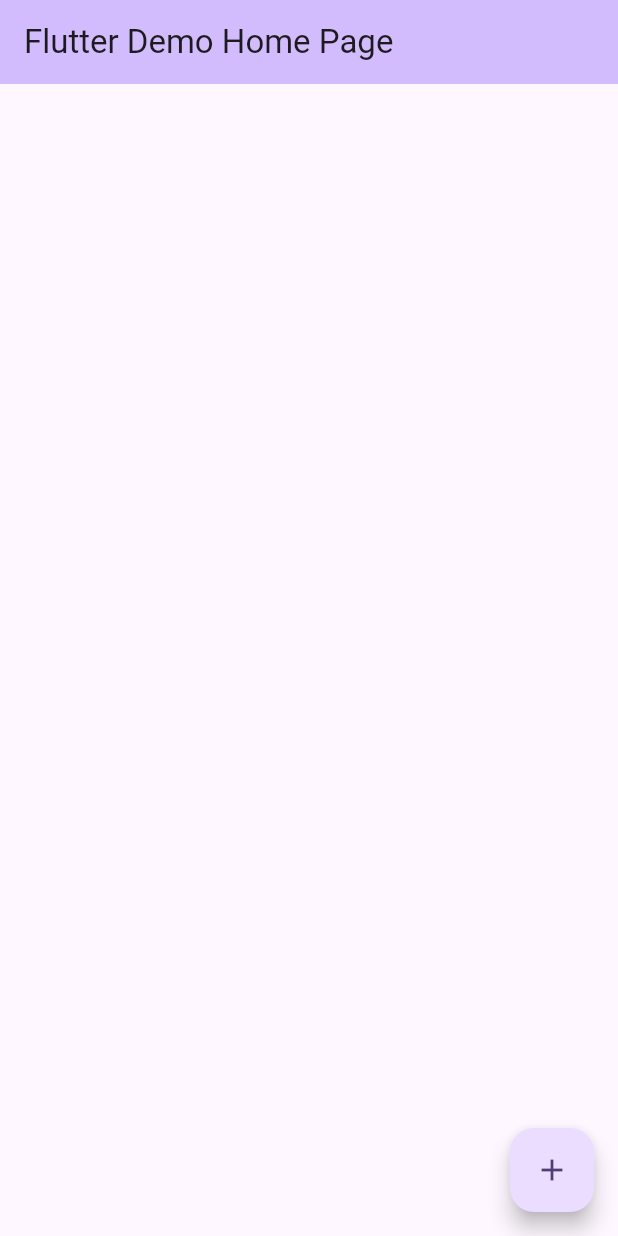
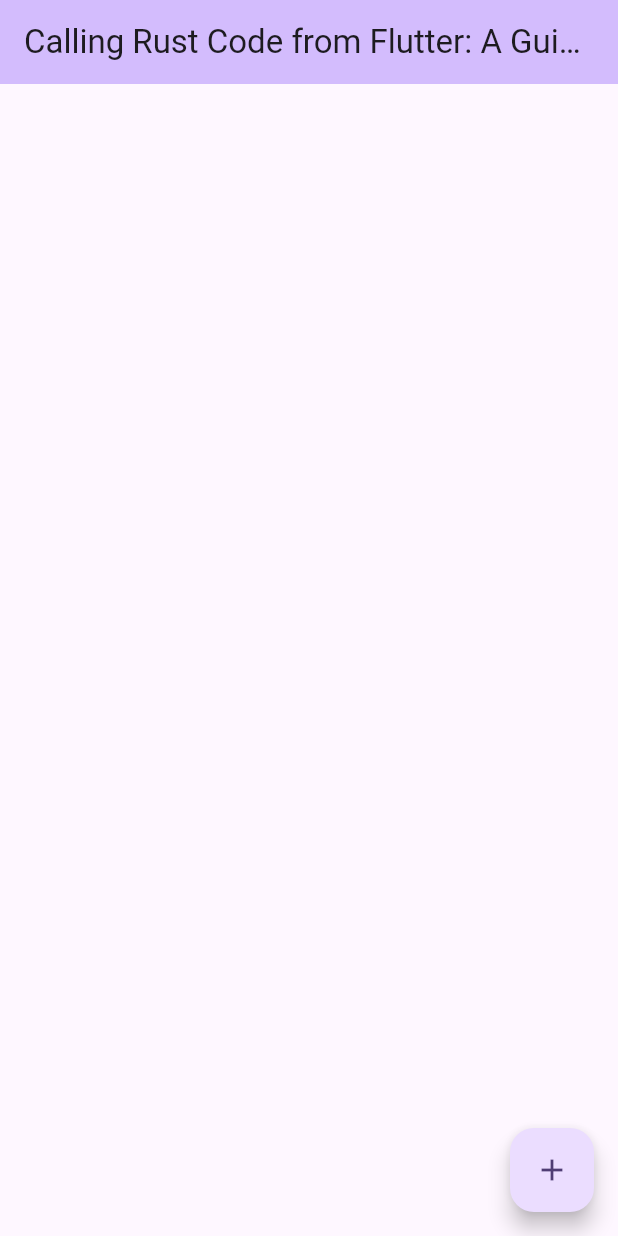
Before and after one commit to Tristan-2021/rust_flutter_example, a Flutter app: the screen it shows after launch, after a tap on the "add" icon, on a phone screen of 412 x 824 dp. Run offline on Flutter 3.47's test engine with Material 2 defaults, Android fonts, the phone set to English and light mode, and no system bars; missing offline and left inert: dart:ffi, flutter_rust_bridge.

```diff
--- a/lib/main.dart
+++ b/lib/main.dart
@@ -35,7 +35,8 @@ class MyApp extends StatelessWidget {
         colorScheme: ColorScheme.fromSeed(seedColor: Colors.deepPurple),
         useMaterial3: true,
       ),
-      home: const MyHomePage(title: 'Flutter Demo Home Page'),
+      home: const MyHomePage(
+          title: 'Calling Rust Code from Flutter: A Guide to FFI Integration'),
     );
   }
 }
@@ -60,7 +61,10 @@ class _MyHomePageState extends State<MyHomePage> {
     log("cargar ls  : $_mensae");
     final rest = await api.drawTree();
 
-    iamge = Image.memory(rest);
+    iamge = Image.memory(
+      rest,
+      fit: BoxFit.cover,
+    );
     log("cargar ls obareoslss : $rest");
     ready = true;
 
@@ -88,30 +92,13 @@ class _MyHomePageState extends State<MyHomePage> {
       body: Center(
         // Center is a layout widget. It takes a single child and positions it
         // in the middle of the parent.
-        child: Column(
-          // Column is also a layout widget. It takes a list of children and
-          // arranges them vertically. By default, it sizes itself to fit its
-          // children horizontally, and tries to be as tall as its parent.
-          //
-          // Column has various properties to control how it sizes itself and
-          // how it positions its children. Here we use mainAxisAlignment to
-          // center the children vertically; the main axis here is the vertical
-          // axis because Columns are vertical (the cross axis would be
-          // horizontal).
-          //
-          // TRY THIS: Invoke "debug painting" (choose the "Toggle Debug Paint"
-          // action in the IDE, or press "p" in the console), to see the
-          // wireframe for each widget.
-          mainAxisAlignment: MainAxisAlignment.center,
-          children: <Widget>[
-            if (iamge != null)
-              SizedBox(
+        child: iamge != null
+            ? SizedBox(
                 width: 400,
                 height: 400,
                 child: iamge,
               )
-          ],
-        ),
+            : const SizedBox(),
       ),
       floatingActionButton: FloatingActionButton(
         onPressed: _incrementCounter,
```
Also changed, not shown: 2 other files.
